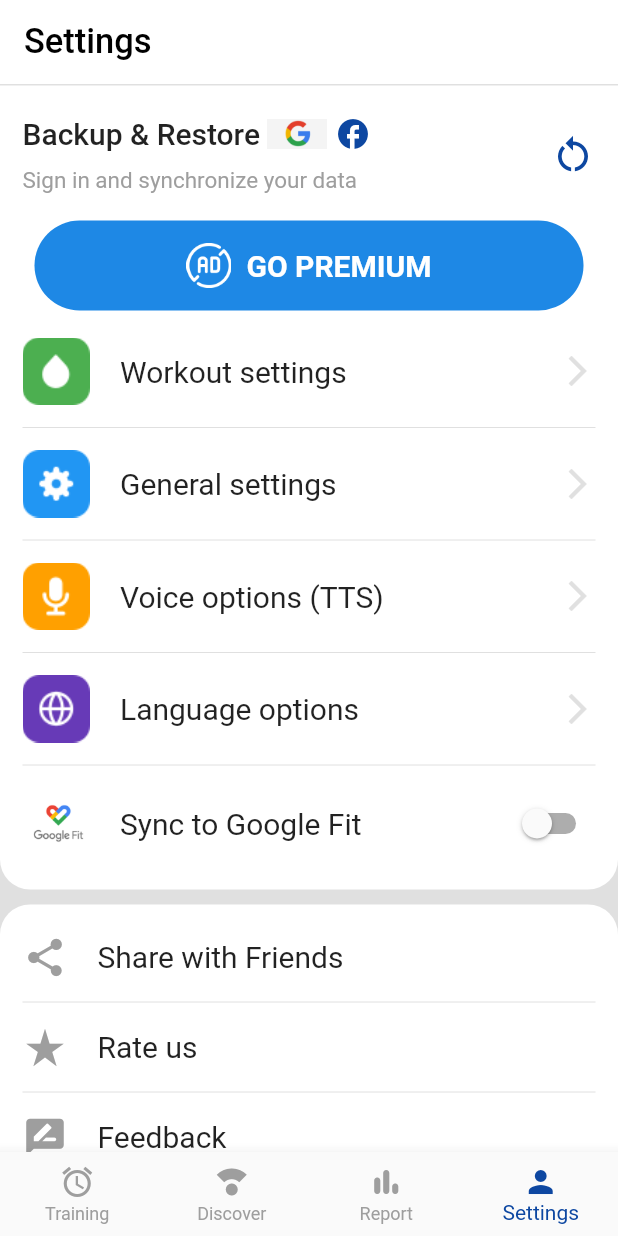
After one commit to Mikil03/HomeWorkoutAppFlutter, a Flutter app: the screen it shows after launch, item 4 of the bottom bar chosen, on a phone screen of 412 x 824 dp. The commit adds this screen. Run offline on Flutter 3.47's test engine with Material 2 defaults, Android fonts, the phone set to English and light mode, and no system bars.

Commit message:
Finished settings page

```diff
--- a/lib/homepage.dart
+++ b/lib/homepage.dart
@@ -7,9 +7,8 @@ class Home extends StatefulWidget {
   State<Home> createState() => _HomeState();
 }
 
-int _currentIndex = 0;
-
 class _HomeState extends State<Home> {
+  int _currentIndex = 0;
   static var time = DateTime.now();
   // var date = [
   //   time.day - 3,
@@ -51,6 +50,7 @@ class _HomeState extends State<Home> {
 
   @override
   Widget build(BuildContext context) {
+    List navbar = ['home', 'discover', 'report', 'settings'];
     return Scaffold(
       appBar: AppBar(
         elevation: 0,
@@ -303,47 +303,6 @@ class _HomeState extends State<Home> {
             ),
           ],
         ),
-      ),
-      floatingActionButton: FloatingActionButton(
-        onPressed: () {},
-        child: Icon(Icons.add),
-      ),
-      bottomNavigationBar: BottomNavigationBar(
-        currentIndex: _currentIndex,
-        showSelectedLabels: true,
-        showUnselectedLabels: true,
-        selectedItemColor: Colors.blue[900],
-        unselectedItemColor: Colors.grey,
-        selectedIconTheme: IconThemeData(color: Colors.blue[900]),
-        onTap: ((value) => setState(() {
-              _currentIndex = value;
-            })),
-        items: [
-          BottomNavigationBarItem(
-            icon: Icon(
-              Icons.alarm,
-            ),
-            label: 'Training',
-          ),
-          BottomNavigationBarItem(
-            icon: Icon(
-              Icons.compass_calibration,
-            ),
-            label: 'Discover',
-          ),
-          BottomNavigationBarItem(
-            icon: Icon(
-              Icons.bar_chart_rounded,
-            ),
-            label: 'Report',
-          ),
-          BottomNavigationBarItem(
-            icon: Icon(
-              Icons.person,
-            ),
-            label: 'Settings',
-          ),
-        ],
       ),
     );
   }
--- a/lib/main.dart
+++ b/lib/main.dart
@@ -1,7 +1,83 @@
 import 'package:flutter/material.dart';
+import 'package:home_workout_app/discover.dart';
 import 'package:home_workout_app/homepage.dart';
 import 'package:home_workout_app/report.dart';
+import 'package:home_workout_app/setting.dart';
 
-void main() => runApp(const MaterialApp(
-      home: ReportPage(),
-    ));
+void main() => runApp(
+      MaterialApp(
+        initialRoute: '/',
+        routes: {
+          '/': (context) => MainPage(),
+          '/home': (context) => Home(),
+          '/report': (context) => Report(),
+          '/discover': (context) => Discover(),
+          '/settings': (context) => Settings(),
+        },
+      ),
+    );
+
+class MainPage extends StatefulWidget {
+  const MainPage({Key? key}) : super(key: key);
+
+  @override
+  State<MainPage> createState() => _MainPageState();
+}
+
+class _MainPageState extends State<MainPage> {
+  int _currentIndex = 0;
+  var pages = [
+    Home(),
+    Discover(),
+    Report(),
+    Settings(),
+  ];
+  @override
+  Widget build(BuildContext context) {
+    return Scaffold(
+      body: IndexedStack(
+        index: _currentIndex,
+        children: pages,
+      ),
+      bottomNavigationBar: BottomNavigationBar(
+        type: BottomNavigationBarType.fixed,
+        currentIndex: _currentIndex,
+        showSelectedLabels: true,
+        showUnselectedLabels: true,
+        selectedItemColor: Colors.blue[900],
+        unselectedItemColor: Colors.grey,
+        selectedIconTheme: IconThemeData(color: Colors.blue[900]),
+        onTap: ((value) => setState(() {
+              _currentIndex = value;
+              //Navigator.pushNamed(context, '/${navbar[value]}');
+            })),
+        items: [
+          BottomNavigationBarItem(
+            icon: Icon(
+              Icons.alarm,
+            ),
+            label: 'Training',
+          ),
+          BottomNavigationBarItem(
+            icon: Icon(
+              Icons.compass_calibration,
+            ),
+            label: 'Discover',
+          ),
+          BottomNavigationBarItem(
+            icon: Icon(
+              Icons.bar_chart_rounded,
+            ),
+            label: 'Report',
+          ),
+          BottomNavigationBarItem(
+            icon: Icon(
+              Icons.person,
+            ),
+            label: 'Settings',
+          ),
+        ],
+      ),
+    );
+  }
+}
--- a/lib/report.dart
+++ b/lib/report.dart
@@ -1,16 +1,18 @@
 import 'package:flutter/material.dart';
 
-class ReportPage extends StatefulWidget {
-  const ReportPage({Key? key}) : super(key: key);
+class Report extends StatefulWidget {
+  const Report({Key? key}) : super(key: key);
 
   @override
-  State<ReportPage> createState() => _ReportPageState();
+  State<Report> createState() => _ReportState();
 }
 
-class _ReportPageState extends State<ReportPage> {
+class _ReportState extends State<Report> {
   int _currentIndex = 2;
+  List navbar = ['home', 'discover', 'report', 'settings'];
   var date = [22, 23, 24, 25, 26, 27, 28];
   List weekday = ['S', 'M', 'T', 'W', 'T', 'F', 'S'];
+
   @override
   Widget build(BuildContext context) {
     return Scaffold(
@@ -19,7 +21,7 @@ class _ReportPageState extends State<ReportPage> {
         backgroundColor: Colors.white,
         elevation: 0,
         title: Text(
-          'REPORT',
+          'Report',
           style: TextStyle(
             fontSize: 23,
             color: Colors.black,
@@ -387,43 +389,6 @@ class _ReportPageState extends State<ReportPage> {
           ],
         ),
       ),
-      bottomNavigationBar: BottomNavigationBar(
-        currentIndex: _currentIndex,
-        showSelectedLabels: true,
-        showUnselectedLabels: true,
-        selectedItemColor: Colors.blue[900],
-        unselectedItemColor: Colors.grey,
-        selectedIconTheme: IconThemeData(color: Colors.blue[900]),
-        onTap: ((value) => setState(() {
-              _currentIndex = value;
-            })),
-        items: [
-          BottomNavigationBarItem(
-            icon: Icon(
-              Icons.alarm,
-            ),
-            label: 'Training',
-          ),
-          BottomNavigationBarItem(
-            icon: Icon(
-              Icons.compass_calibration,
-            ),
-            label: 'Discover',
-          ),
-          BottomNavigationBarItem(
-            icon: Icon(
-              Icons.bar_chart_rounded,
-            ),
-            label: 'Report',
-          ),
-          BottomNavigationBarItem(
-            icon: Icon(
-              Icons.person,
-            ),
-            label: 'Settings',
-          ),
-        ],
-      ),
     );
   }
 }
--- /dev/null
+++ b/lib/setting.dart
@@ -0,0 +1,374 @@
+import 'package:flutter/material.dart';
+
+class Settings extends StatefulWidget {
+  const Settings({Key? key}) : super(key: key);
+
+  @override
+  State<Settings> createState() => _SettingsState();
+}
+
+class _SettingsState extends State<Settings> {
+  List options = [
+    ['workout_settings.png', 'Workout settings'],
+    ['general_settings.png', 'General settings'],
+    ['voice_options.png', 'Voice options (TTS)'],
+    ['language_options.png', 'Language options'],
+  ];
+
+  bool selected = false;
+  @override
+  Widget build(BuildContext context) {
+    return Scaffold(
+      backgroundColor: Colors.grey[300],
+      appBar: AppBar(
+        backgroundColor: Colors.white,
+        elevation: 0,
+        title: Text(
+          'Settings',
+          style: TextStyle(
+            fontSize: 23,
+            color: Colors.black,
+          ),
+        ),
+      ),
+      body: SingleChildScrollView(
+        child: Column(
+          children: [
+            SizedBox(
+              height: 1,
+            ),
+            Container(
+              decoration: BoxDecoration(
+                color: Colors.white,
+                borderRadius: BorderRadius.only(
+                    bottomLeft: Radius.circular(20),
+                    bottomRight: Radius.circular(20)),
+              ),
+              padding: EdgeInsets.symmetric(horizontal: 15, vertical: 20),
+              child: Column(
+                children: [
+                  Row(
+                    mainAxisAlignment: MainAxisAlignment.spaceBetween,
+                    children: [
+                      Column(
+                        crossAxisAlignment: CrossAxisAlignment.start,
+                        children: [
+                          Row(
+                            children: [
+                              Text(
+                                'Backup & Restore',
+                                style: TextStyle(
+                                    fontSize: 20, fontWeight: FontWeight.w500),
+                              ),
+                              SizedBox(
+                                width: 5,
+                              ),
+                              Image(
+                                image: AssetImage('assets/google.png'),
+                                width: 40,
+                              ),
+                              SizedBox(
+                                width: 5,
+                              ),
+                              Icon(
+                                Icons.facebook,
+                                color: Colors.blue[900],
+                              ),
+                            ],
+                          ),
+                          SizedBox(
+                            height: 10,
+                          ),
+                          Text(
+                            'Sign in and synchronize your data',
+                            style: TextStyle(fontSize: 15, color: Colors.grey),
+                          )
+                        ],
+                      ),
+                      Icon(
+                        Icons.restart_alt,
+                        color: Colors.blue[900],
+                        size: 30,
+                      )
+                    ],
+                  ),
+                  SizedBox(
+                    height: 10,
+                  ),
+                  TextButton(
+                    onPressed: () {},
+                    child: Container(
+                      decoration: BoxDecoration(
+                        color: Colors.blue[600],
+                        borderRadius: BorderRadius.circular(40),
+                      ),
+                      padding: EdgeInsets.symmetric(vertical: 15),
+                      child: Center(
+                        child: Row(
+                          mainAxisAlignment: MainAxisAlignment.center,
+                          children: [
+                            Image(
+                              image: AssetImage('assets/ad-blocker.png'),
+                              width: 30,
+                              color: Colors.white,
+                            ),
+                            SizedBox(
+                              width: 10,
+                            ),
+                            Text(
+                              'GO PREMIUM',
+                              style: TextStyle(
+                                  color: Colors.white,
+                                  fontSize: 20,
+                                  fontWeight: FontWeight.w600),
+                            )
+                          ],
+                        ),
+                      ),
+                    ),
+                  ),
+                  SizedBox(
+                    height: 10,
+                  ),
+                  for (var opn in options) SettingOptions(opn),
+                  Container(
+                    child: Row(
+                      mainAxisAlignment: MainAxisAlignment.spaceBetween,
+                      children: [
+                        Row(
+                          children: [
+                            Image.asset(
+                              'assets/google_fit.png',
+                              width: 45,
+                            ),
+                            SizedBox(
+                              width: 20,
+                            ),
+                            Text(
+                              'Sync to Google Fit',
+                              style: TextStyle(
+                                fontSize: 20,
+                              ),
+                            ),
+                          ],
+                        ),
+                        Row(
+                          children: [
+                            Switch(
+                                value: selected,
+                                onChanged: (bool current) {
+                                  setState(() {
+                                    selected = current;
+                                  });
+                                }),
+                          ],
+                        )
+                      ],
+                    ),
+                  ),
+                ],
+              ),
+            ),
+            SizedBox(
+              height: 10,
+            ),
+            Container(
+              decoration: BoxDecoration(
+                color: Colors.white,
+                borderRadius: BorderRadius.only(
+                    topLeft: Radius.circular(20),
+                    topRight: Radius.circular(20)),
+              ),
+              padding: EdgeInsets.symmetric(horizontal: 15, vertical: 20),
+              child: Column(
+                children: [
+                  Container(
+                    child: Column(
+                      children: [
+                        Row(
+                          children: [
+                            Icon(
+                              Icons.share,
+                              color: Colors.grey,
+                              size: 30,
+                            ),
+                            SizedBox(
+                              width: 20,
+                            ),
+                            Text(
+                              'Share with Friends',
+                              style: TextStyle(
+                                fontSize: 20,
+                              ),
+                            ),
+                          ],
+                        ),
+                        Divider(
+                          height: 30,
+                          color: Colors.grey[300],
+                        ),
+                        Row(
+                          children: [
+                            Icon(
+                              Icons.star_rate,
+                              color: Colors.grey,
+                              size: 30,
+                            ),
+                            SizedBox(
+                              width: 20,
+                            ),
+                            Text(
+                              'Rate us',
+                              style: TextStyle(
+                                fontSize: 20,
+                              ),
+                            ),
+                          ],
+                        ),
+                        Divider(
+                          height: 30,
+                          color: Colors.grey[300],
+                        ),
+                        Row(
+                          children: [
+                            Icon(
+                              Icons.rate_review_rounded,
+                              color: Colors.grey,
+                              size: 30,
+                            ),
+                            SizedBox(
+                              width: 20,
+                            ),
+                            Text(
+                              'Feedback',
+                              style: TextStyle(
+                                fontSize: 20,
+                              ),
+                            ),
+                          ],
+                        ),
+                        Divider(
+                          height: 30,
+                          color: Colors.grey[300],
+                        ),
+                        Row(
+                          children: [
+                            Image.asset(
+                              'assets/ad-blocker.png',
+                              color: Colors.grey,
+                              width: 30,
+                            ),
+                            SizedBox(
+                              width: 20,
+                            ),
+                            Text(
+                              'Remove Ads',
+                              style: TextStyle(
+                                fontSize: 20,
+                              ),
+                            ),
+                          ],
+                        ),
+                      ],
+                    ),
+                  ),
+                ],
+              ),
+            ),
+          ],
+        ),
+      ),
+    );
+  }
+}
+
+class SettingOptions extends StatelessWidget {
+  late List opn;
+  SettingOptions(this.opn, {Key? key}) : super(key: key);
+
+  @override
+  Widget build(BuildContext context) {
+    return Container(
+      child: Column(
+        children: [
+          Row(
+            mainAxisAlignment: MainAxisAlignment.spaceBetween,
+            children: [
+              Row(
+                children: [
+                  Image.asset(
+                    'assets/${opn[0]}',
+                    width: 45,
+                  ),
+                  SizedBox(
+                    width: 20,
+                  ),
+                  Text(
+                    '${opn[1]}',
+                    style: TextStyle(
+                      fontSize: 20,
+                    ),
+                  ),
+                ],
+              ),
+              Row(
+                children: [
+                  Icon(
+                    Icons.arrow_forward_ios,
+                    color: Colors.grey[300],
+                  ),
+                ],
+              )
+            ],
+          ),
+          Divider(
+            height: 30,
+            color: Colors.grey[300],
+          )
+        ],
+      ),
+    );
+  }
+}
+
+class SettingOptions2 extends StatelessWidget {
+  late List opn;
+  SettingOptions2(this.opn, {Key? key}) : super(key: key);
+
+  @override
+  Widget build(BuildContext context) {
+    return Container(
+      child: Column(
+        children: [
+          Row(
+            mainAxisAlignment: MainAxisAlignment.spaceBetween,
+            children: [
+              Row(
+                children: [
+                  // Image.asset(
+                  //   'assets/${opn[0]}',
+                  //   fit: BoxFit.fill,
+                  // ),
+                  opn[0],
+                  SizedBox(
+                    width: 20,
+                  ),
+                  Text(
+                    '${opn[1]}',
+                    style: TextStyle(
+                      fontSize: 20,
+                    ),
+                  ),
+                ],
+              ),
+            ],
+          ),
+          Divider(
+            height: 30,
+            color: Colors.grey[300],
+          )
+        ],
+      ),
+    );
+  }
+}
--- a/pubspec.yaml
+++ b/pubspec.yaml
@@ -61,7 +61,7 @@ flutter:
 
   # To add assets to your application, add an assets section, like this:
   assets:
-     - assets/
+  - assets/
   #   - images/a_dot_burr.jpeg
   #   - images/a_dot_ham.jpeg
 
```
Also changed, not shown: assets/ad-blocker.png (added), assets/feedback.png (added), assets/general_settings.png (added), assets/google.png (added), assets/google_fit.png (added), assets/language_options.png (added), assets/menu_share.png (added), assets/rate_us.png (added), assets/voice_options.png (added), assets/workout_settings.png (added), pubspec.lock.
